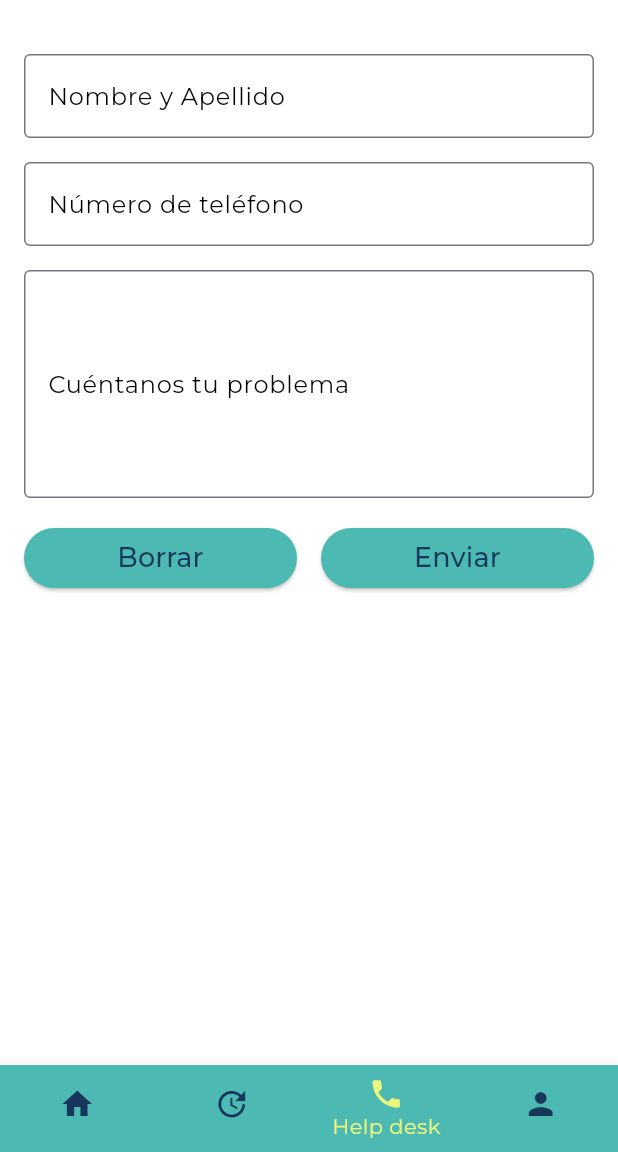
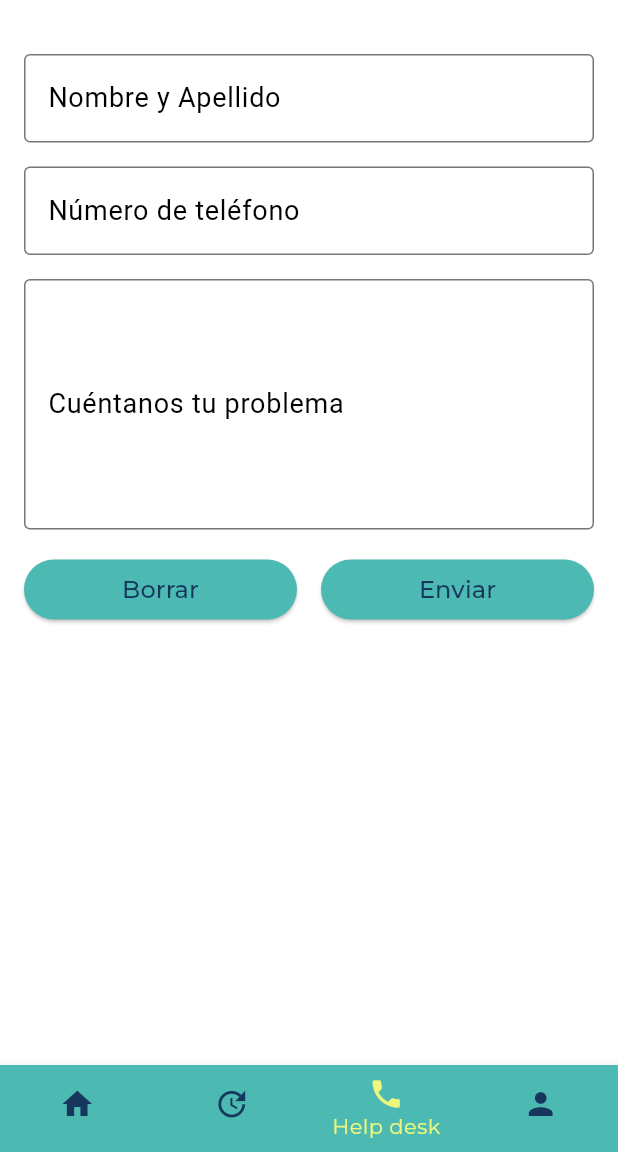
Before and after one commit to Korniev/Luzergia_solar_app, a Flutter app: the HelpDeskScreen screen opened directly, on a phone screen of 412 x 824 dp, the part 84-1236 px from its top. Run offline on Flutter 3.47's test engine with Material 3 defaults, Android fonts, the phone set to English and light mode, and no system bars; our stand-ins replace adaptive_theme, firebase_auth, firebase_core, fl_chart, google_fonts; missing offline and left inert: firebase_ui_auth; accounts and stored records are empty.

Commit message:
upd app styles

```diff
--- a/lib/styles/app_styles.dart
+++ b/lib/styles/app_styles.dart
@@ -15,15 +15,16 @@ class AppStyles {
   static const Color dark = Color(0xFF312F2F);
   static const Color black = Color(0xFF000103);
 
-  static const mediumText = TextStyle(fontSize: 18);
+  static const mediumText = TextStyle(fontSize: 16);
 
   static final ThemeData lightTheme = ThemeData(
     useMaterial3: true,
     scaffoldBackgroundColor: AppStyles.white,
-    textTheme: GoogleFonts.montserratTextTheme().apply(
-      bodyColor: AppStyles.black,
-      displayColor: AppStyles.black,
-    ),
+    textTheme: GoogleFonts.montserratTextTheme().copyWith(
+        bodyLarge: const TextStyle(
+      fontSize: 18,
+      color: AppStyles.black,
+    )),
     bottomNavigationBarTheme: const BottomNavigationBarThemeData(
       backgroundColor: AppStyles.pantone2,
       selectedItemColor: AppStyles.mindAro,
@@ -36,10 +37,11 @@ class AppStyles {
   static final ThemeData darkTheme = ThemeData(
     useMaterial3: true,
     scaffoldBackgroundColor: AppStyles.dark,
-    textTheme: GoogleFonts.montserratTextTheme().apply(
-      bodyColor: AppStyles.white,
-      displayColor: AppStyles.white,
-    ),
+    textTheme: GoogleFonts.montserratTextTheme().copyWith(
+        bodyLarge: const TextStyle(
+      fontSize: 18,
+      color: AppStyles.white,
+    )),
     bottomNavigationBarTheme: const BottomNavigationBarThemeData(
       backgroundColor: AppStyles.black,
       selectedItemColor: AppStyles.mindAro,
```
